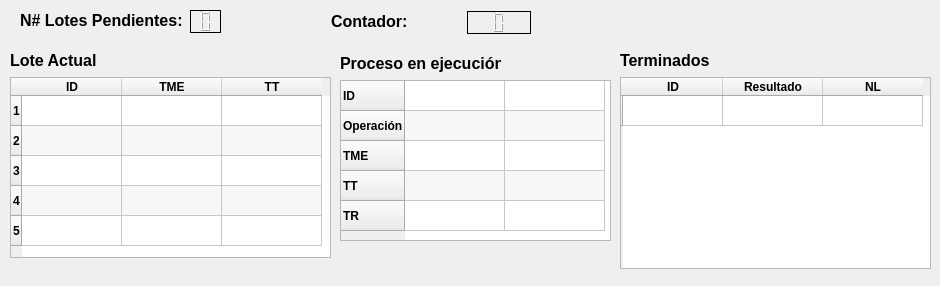
First picture: the form in Actividad de Aprendizaje 2/interfaz/ui/TableProcess.ui, repository EfrainRP/Seminario_de_Sistemas_Operativos, before the edit.
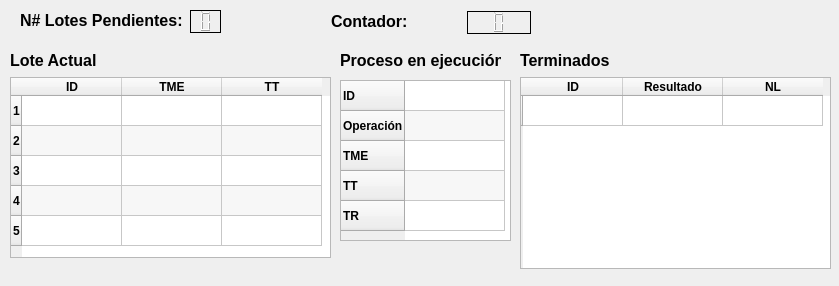
Second picture: the form after the edit.

Commit message: Advance interface

Patch:
```diff
--- a/Actividad de Aprendizaje 2/interfaz/ui/TableProcess.ui
+++ b/Actividad de Aprendizaje 2/interfaz/ui/TableProcess.ui
@@ -6,7 +6,7 @@
    <rect>
     <x>0</x>
     <y>0</y>
-    <width>940</width>
+    <width>839</width>
     <height>286</height>
    </rect>
   </property>
@@ -137,7 +137,7 @@
    <property name="geometry">
     <rect>
      <x>340</x>
-     <y>53</y>
+     <y>50</y>
      <width>161</width>
      <height>21</height>
     </rect>
@@ -157,7 +157,7 @@
     <rect>
      <x>340</x>
      <y>80</y>
-     <width>271</width>
+     <width>171</width>
      <height>161</height>
     </rect>
    </property>
@@ -211,21 +211,11 @@
      <string/>
     </property>
    </column>
-   <column>
-    <property name="text">
-     <string/>
-    </property>
-   </column>
-   <item row="0" column="0">
-    <property name="textAlignment">
-     <set>AlignCenter</set>
-    </property>
-   </item>
   </widget>
   <widget class="QTableWidget" name="tableFinishing">
    <property name="geometry">
     <rect>
-     <x>620</x>
+     <x>520</x>
      <y>77</y>
      <width>311</width>
      <height>192</height>
@@ -271,7 +261,7 @@
   <widget class="QLabel" name="Finishing">
    <property name="geometry">
     <rect>
-     <x>620</x>
+     <x>520</x>
      <y>50</y>
      <width>89</width>
      <height>21</height>
```
The commit also changes 2 other files.
